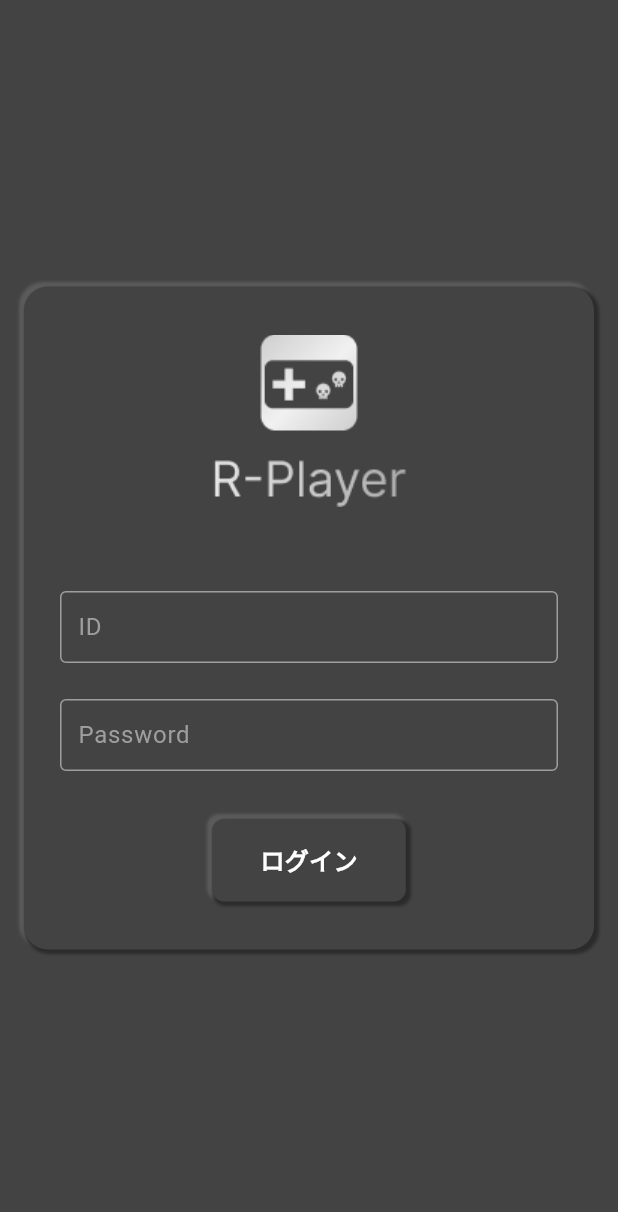
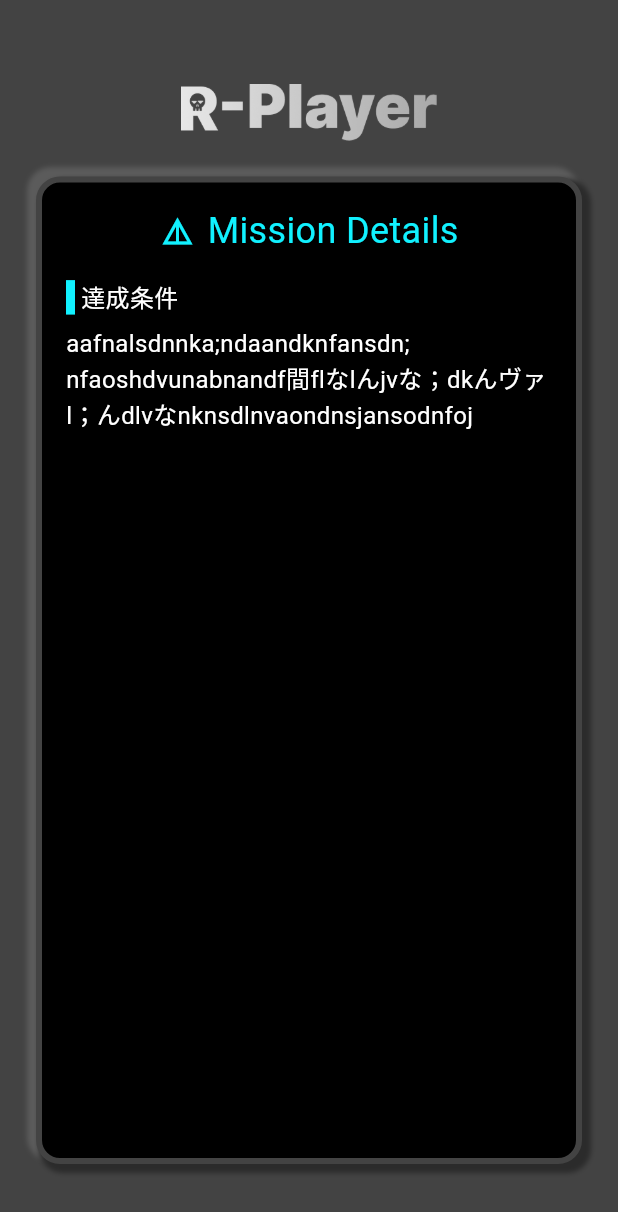
Before and after one commit to team-Effective/R-Player-v2, a Flutter app: the screen it shows after launch, on a phone screen of 412 x 824 dp. Shown: the top 1212 px of the screen. Run offline on Flutter 3.47's test engine with Material 3 defaults, Android fonts, the phone set to English and light mode, and no system bars.

Commit message:
create:MissionDetailsPageを作成しました

```diff
--- a/lib/main.dart
+++ b/lib/main.dart
@@ -2,6 +2,7 @@
 import 'package:r_player/view/connect_page.dart';
 import 'package:r_player/view/home_page.dart';
 import 'package:r_player/view/login_page.dart';
+import 'package:r_player/view/mission_details_page.dart';
 
 void main() {
   runApp(const MyApp());
@@ -15,12 +16,13 @@
   Widget build(BuildContext context) {
     return MaterialApp(
       debugShowCheckedModeBanner: false,
-        initialRoute: '/login',
-        routes: {
-          '/login': (context) => const LoginPage(),
-          '/connect': (context) => const ConnectPage(),
-          '/home': (context) => const HomePage(),
-        },
+      initialRoute: '/mission/details',
+      routes: {
+        '/login': (context) => const LoginPage(),
+        '/connect': (context) => const ConnectPage(),
+        '/home': (context) => const HomePage(),
+        '/mission/details': (context) => const MissionDetailsPage(),
+      },
     );
   }
 }
--- /dev/null
+++ b/lib/view/mission_details_page.dart
@@ -0,0 +1,138 @@
+import 'package:flutter/material.dart';
+
+class MissionDetailsPage extends StatelessWidget {
+  const MissionDetailsPage({super.key});
+
+  @override
+  Widget build(BuildContext context) {
+    return Scaffold(
+      backgroundColor: const Color.fromRGBO(67, 67, 67, 1),
+      body: Column(
+        children: [
+          Expanded(
+            //アプリロゴ
+            flex: 1,
+            child: Container(
+              padding: const EdgeInsets.fromLTRB(64, 56, 64, 24),
+              child: Image.asset(
+                'assets/images/player_app_logo.png',
+                fit: BoxFit.contain,
+              ),
+            ),
+          ),
+          Expanded(
+            //メイン機能
+            flex: 6,
+            child: Container(
+              padding: const EdgeInsets.fromLTRB(24, 0, 24, 48),
+              child: Column(
+                children: [
+                  Expanded(
+                    flex: 6,
+                    child: Container(
+                      padding: const EdgeInsets.fromLTRB(16, 0, 16, 0),
+                      decoration: BoxDecoration(
+                        color: Colors.black,
+                        border: Border.all(
+                          color: const Color.fromRGBO(67, 67, 67, 1),
+                          width: 4,
+                        ),
+                        borderRadius: BorderRadius.circular(16),
+                        boxShadow: const [
+                          BoxShadow(
+                            color: Color.fromRGBO(91, 91, 91, 1), //色
+                            spreadRadius: 2,
+                            blurRadius: 2,
+                            offset: Offset(-4, -4),
+                          ),
+                          BoxShadow(
+                            color: Color.fromRGBO(43, 43, 43, 1), //色
+                            spreadRadius: 2,
+                            blurRadius: 2,
+                            offset: Offset(4, 4),
+                          ),
+                        ],
+                      ),
+                      child: Column(
+                        children: [
+                          const Expanded(
+                            flex: 1,
+                            child: Center(
+                              child: Row(
+                                mainAxisAlignment: MainAxisAlignment.center,
+                                children: [
+                                  Icon(
+                                    Icons.details,
+                                    size: 24,
+                                    color: Color.fromRGBO(17, 241, 255, 1),
+                                  ),
+                                  SizedBox(
+                                    width: 8,
+                                  ),
+                                  Text(
+                                    "Mission Details",
+                                    style: TextStyle(
+                                      fontSize: 24,
+                                      color: Color.fromRGBO(17, 241, 255, 1),
+                                    ),
+                                  ),
+                                ],
+                              ),
+                            ),
+                          ),
+                          Expanded(
+                            flex: 9,
+                            child: Column(
+                              children: [
+                                Container(
+                                  width: double.infinity,
+                                  padding:
+                                      const EdgeInsets.fromLTRB(4, 0, 0, 0),
+                                  decoration: const BoxDecoration(
+                                    border: Border(
+                                      left: BorderSide(
+                                        color: Color.fromRGBO(17, 241, 255, 1),
+                                        width: 6,
+                                      ),
+                                    ),
+                                  ),
+                                  child: const Text(
+                                    '達成条件',
+                                    style: TextStyle(
+                                      color: Colors.white,
+                                      fontSize: 16,
+                                    ),
+                                  ),
+                                ),
+                                const SizedBox(
+                                  height: 8,
+                                ),
+                                Expanded(
+                                  child: Container(
+                                    width: double.infinity,
+                                    child: const Text(
+                                      'aafnalsdnnka;ndaandknfansdn;\nnfaoshdvunabnandf間flなlんjvな；dkんヴァl；んdlvなnknsdlnvaondnsjansodnfoj',
+                                      style: TextStyle(
+                                        color: Colors.white,
+                                        fontSize: 16,
+                                      ),
+                                      textAlign: TextAlign.left,
+                                    ),
+                                  ),
+                                ),
+                              ],
+                            ),
+                          ),
+                        ],
+                      ),
+                    ),
+                  ),
+                ],
+              ),
+            ),
+          ),
+        ],
+      ),
+    );
+  }
+}
```
